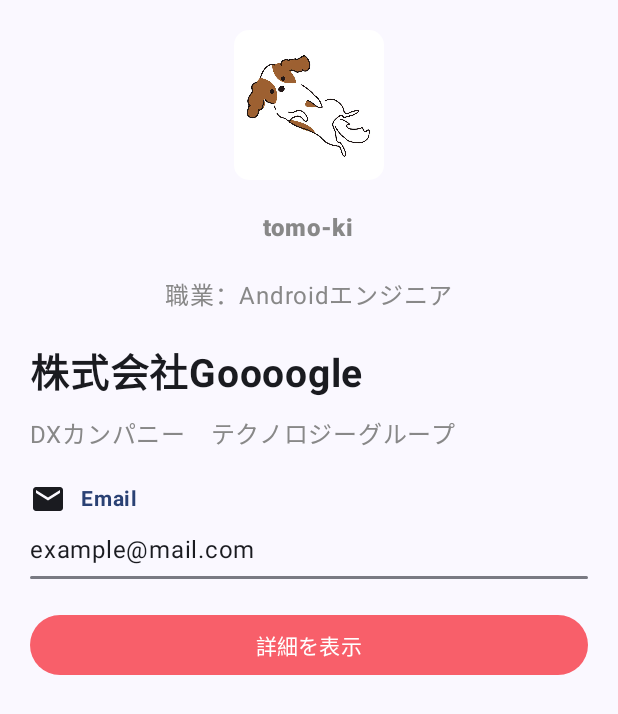
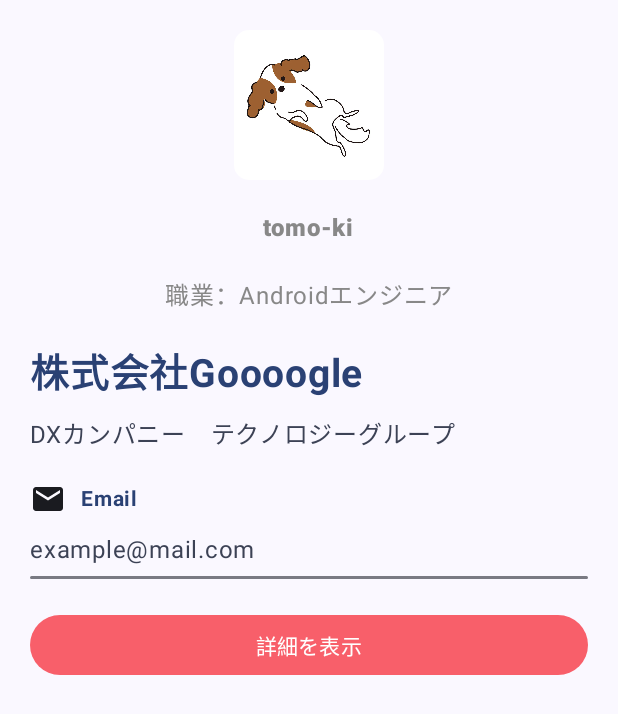
Before and after one commit to tomo-ki/JetProfile, an Android app built with Jetpack Compose: the screen it shows after launch (MainActivity), on a phone screen of 412 x 824 dp. Shown: the top 714 px of the screen. Run offline under Robolectric (Android 15) with nearby library versions, the phone set to English and light mode, and no system bars.

Commit message:
文字色変更

```diff
--- a/app/src/main/java/com/example/jetprofile/components/CompanySection.kt
+++ b/app/src/main/java/com/example/jetprofile/components/CompanySection.kt
@@ -7,19 +7,19 @@
 import androidx.compose.foundation.shape.RoundedCornerShape
 import androidx.compose.material.icons.Icons
 import androidx.compose.material.icons.filled.Email
-import androidx.compose.material3.Divider
+import androidx.compose.material3.HorizontalDivider
+import androidx.compose.material3.MaterialTheme
 import androidx.compose.material3.Text
 import androidx.compose.runtime.Composable
 import androidx.compose.ui.Alignment
 import androidx.compose.ui.Modifier
 import androidx.compose.ui.draw.clip
-import androidx.compose.ui.graphics.Color
 import androidx.compose.ui.text.font.FontWeight
 import androidx.compose.ui.unit.dp
 import androidx.compose.ui.unit.sp
 
 @Composable
-fun CompanySection (){
+fun CompanySection() {
     Column(
         horizontalAlignment = Alignment.Start,
         modifier = Modifier.fillMaxWidth()
@@ -28,22 +28,27 @@
         Text(
             text = "株式会社Goooogle",
             fontSize = 26.sp,
-            fontWeight = FontWeight.Bold
+            fontWeight = FontWeight.Bold,
+            color = MaterialTheme.colorScheme.primary
         )
         Spacer(modifier = Modifier.height(10.dp))
 //      部署・グループ名
         Text(
             text = "DXカンパニー　テクノロジーグループ",
-            color = Color.Gray,
+            color = MaterialTheme.colorScheme.secondary,
             fontSize = 16.sp,
         )
         Spacer(modifier = Modifier.height(20.dp))
 //      Email
         Label(icon = Icons.Default.Email, text = "Email")
         Spacer(modifier = Modifier.height(10.dp))
-        Text(text = "example@mail.com", fontSize = 16.sp)
+        Text(
+            text = "example@mail.com",
+            fontSize = 16.sp,
+            color = MaterialTheme.colorScheme.secondary,
+        )
         Spacer(modifier = Modifier.height(5.dp))
-        Divider(
+        HorizontalDivider(
             modifier = Modifier.clip(RoundedCornerShape(1000.dp)),
             thickness = 2.dp
         )
```
